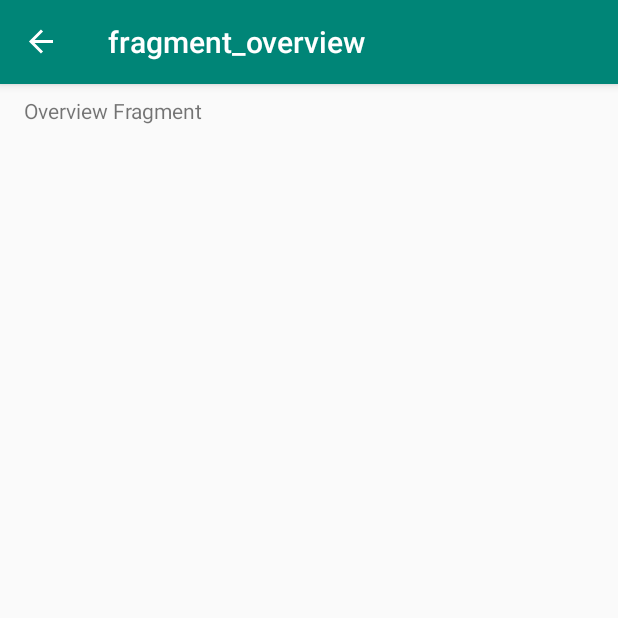
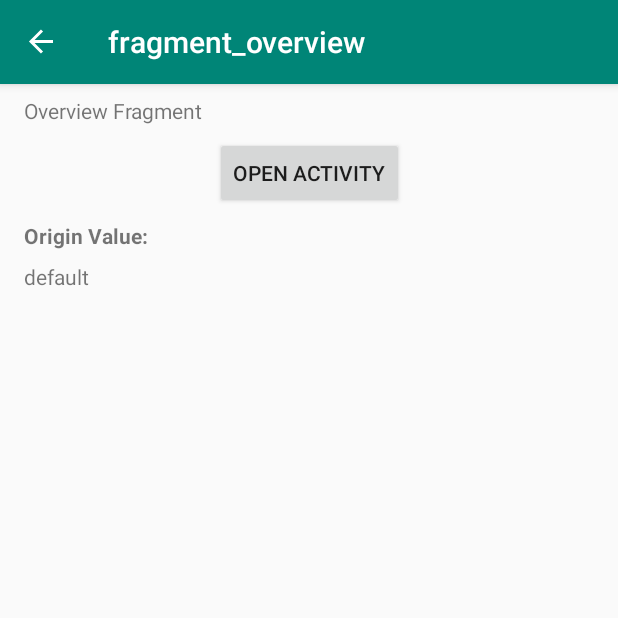
Before and after one commit to dhartwich1991/navigation-component, an Android app: the OverviewFragment screen opened through its navigation route, on a phone screen of 412 x 824 dp, the top half of it. Run offline under Robolectric (Android 15) with nearby library versions, the phone set to English and light mode, and no system bars; our stand-ins replace navigation-ui.

Commit message:
Add example for opening activities and sending arguments

```diff
--- a/app/build.gradle
+++ b/app/build.gradle
@@ -3,6 +3,8 @@ apply plugin: 'com.android.application'
 apply plugin: 'kotlin-android'
 
 apply plugin: 'kotlin-android-extensions'
+
+apply plugin: 'androidx.navigation.safeargs'
 
 android {
     compileSdkVersion 28
--- a/app/src/main/AndroidManifest.xml
+++ b/app/src/main/AndroidManifest.xml
@@ -16,6 +16,8 @@
                 <category android:name="android.intent.category.LAUNCHER" />
             </intent-filter>
         </activity>
+        <activity android:name=".StationActivity" android:parentActivityName=".MainActivity">
+        </activity>
     </application>
 
 </manifest>
--- a/app/src/main/java/com/jdapplications/stationary/navigation/EntryFragment.kt
+++ b/app/src/main/java/com/jdapplications/stationary/navigation/EntryFragment.kt
@@ -22,7 +22,8 @@ class EntryFragment : Fragment() {
 //        view.navigateOverviewButton.setOnClickListener(Navigation.createNavigateOnClickListener(R.id.overviewFragment))
 
         view.navigateOverviewButton.setOnClickListener {
-            view.findNavController().navigate(R.id.action_entryFragment_to_overviewFragment)
+            val action = EntryFragmentDirections.actionEntryFragmentToOverviewFragment().setOrigin("Entry Fragment")
+            view.findNavController().navigate(action)
         }
         return view
     }
--- a/app/src/main/java/com/jdapplications/stationary/navigation/OverviewFragment.kt
+++ b/app/src/main/java/com/jdapplications/stationary/navigation/OverviewFragment.kt
@@ -2,17 +2,27 @@ package com.jdapplications.stationary.navigation
 
 
 import android.os.Bundle
-import androidx.fragment.app.Fragment
 import android.view.LayoutInflater
 import android.view.View
 import android.view.ViewGroup
+import androidx.fragment.app.Fragment
+import androidx.navigation.findNavController
+import kotlinx.android.synthetic.main.fragment_overview.view.*
 
 class OverviewFragment : Fragment() {
 
     override fun onCreateView(inflater: LayoutInflater, container: ViewGroup?,
                               savedInstanceState: Bundle?): View? {
         // Inflate the layout for this fragment
-        return inflater.inflate(R.layout.fragment_overview, container, false)
+        val view = inflater.inflate(R.layout.fragment_overview, container, false)
+        view.openActivityButton.setOnClickListener {
+            view.findNavController().navigate(R.id.action_overviewFragment_to_stationActivity)
+        }
+
+        val origin = OverviewFragmentArgs.fromBundle(arguments).origin
+        view.originTextView.text = origin
+
+        return view
     }
 
 
--- a/app/src/main/res/layout/fragment_overview.xml
+++ b/app/src/main/res/layout/fragment_overview.xml
@@ -8,6 +8,7 @@
 
     <!-- TODO: Update blank fragment layout -->
     <TextView
+        android:id="@+id/textView3"
         android:layout_width="match_parent"
         android:layout_height="wrap_content"
         android:layout_marginTop="8dp"
@@ -17,5 +18,36 @@
         app:layout_constraintTop_toTopOf="parent"
         app:layout_constraintStart_toStartOf="parent"
         app:layout_constraintEnd_toEndOf="parent" />
+    <Button
+        android:id="@+id/openActivityButton"
+        android:layout_width="wrap_content"
+        android:layout_height="wrap_content"
+        android:layout_marginTop="8dp"
+        android:layout_marginEnd="8dp"
+        android:layout_marginStart="8dp"
+        android:text="Open Activity"
+        app:layout_constraintTop_toBottomOf="@+id/textView3"
+        app:layout_constraintEnd_toEndOf="parent"
+        app:layout_constraintStart_toStartOf="parent"
+        />
+    <TextView
+        android:id="@+id/textView4"
+        android:layout_width="wrap_content"
+        android:layout_height="wrap_content"
+        android:layout_marginTop="8dp"
+        android:layout_marginStart="16dp"
+        android:text="Origin Value:"
+        android:textStyle="bold"
+        app:layout_constraintTop_toBottomOf="@+id/openActivityButton"
+        app:layout_constraintStart_toStartOf="parent" />
+    <TextView
+        android:id="@+id/originTextView"
+        android:layout_width="wrap_content"
+        android:layout_height="wrap_content"
+        android:layout_marginTop="8dp"
+        android:layout_marginStart="16dp"
+        app:layout_constraintTop_toBottomOf="@+id/textView4"
+        app:layout_constraintStart_toStartOf="parent"
+        tools:text="Default" />
 
 </androidx.constraintlayout.widget.ConstraintLayout>
--- a/app/src/main/res/navigation/mobile_navigation.xml
+++ b/app/src/main/res/navigation/mobile_navigation.xml
@@ -22,5 +22,18 @@
         android:id="@+id/overviewFragment"
         android:name="com.jdapplications.stationary.navigation.OverviewFragment"
         android:label="fragment_overview"
-        tools:layout="@layout/fragment_overview" />
+        tools:layout="@layout/fragment_overview" >
+        <action
+            android:id="@+id/action_overviewFragment_to_stationActivity"
+            app:destination="@id/stationActivity" />
+        <argument
+            android:name="origin"
+            app:argType="string"
+            android:defaultValue="default" />
+    </fragment>
+    <activity
+        android:id="@+id/stationActivity"
+        android:name="com.jdapplications.stationary.navigation.StationActivity"
+        android:label="activity_station"
+        tools:layout="@layout/activity_station" />
 </navigation>
--- a/build.gradle
+++ b/build.gradle
@@ -9,6 +9,7 @@ buildscript {
     dependencies {
         classpath 'com.android.tools.build:gradle:3.3.0-alpha08'
         classpath "org.jetbrains.kotlin:kotlin-gradle-plugin:$kotlin_version"
+        classpath "android.arch.navigation:navigation-safe-args-gradle-plugin:1.0.0-alpha05"
         // NOTE: Do not place your application dependencies here; they belong
         // in the individual module build.gradle files
     }
```
Also changed, not shown: app/src/main/java/com/jdapplications/stationary/navigation/StationActivity.kt (added, +16 -0 lines), app/src/main/res/layout/activity_station.xml (added, +21 -0 lines).
